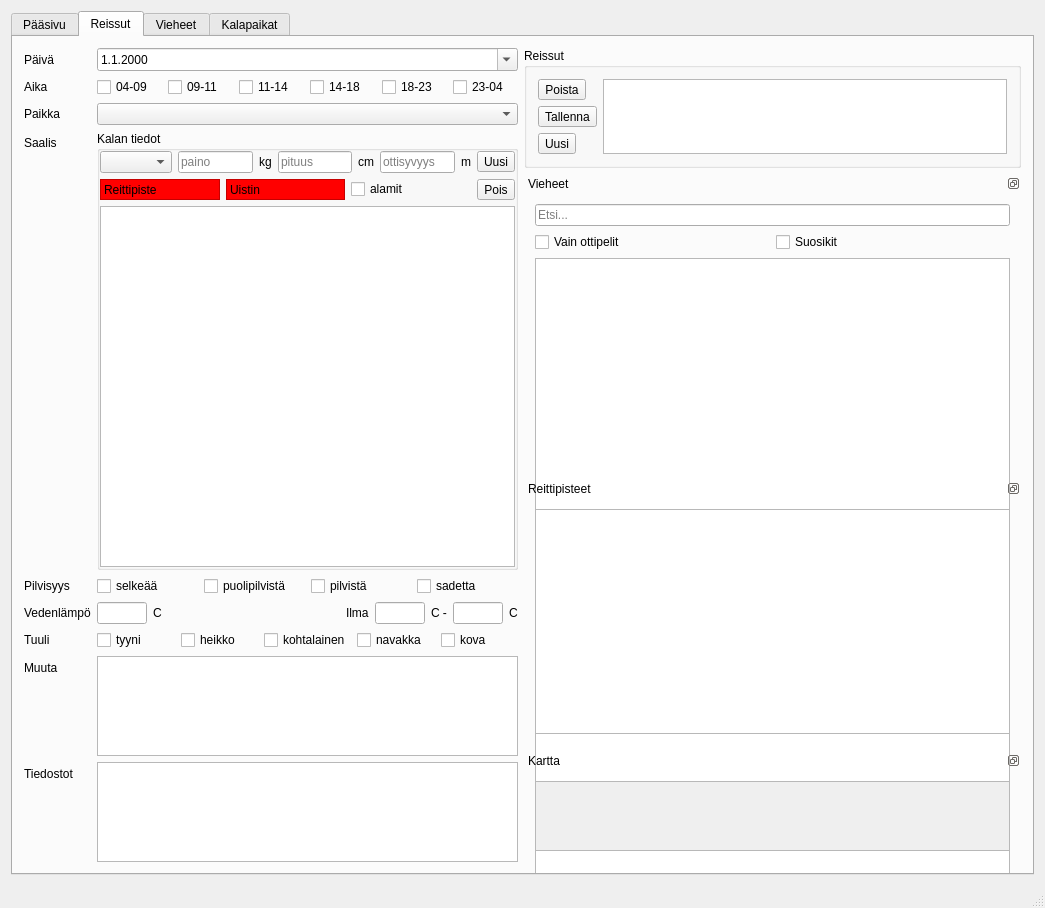
Qt form mainwindow.ui (samuliwritescode/uistelupaivakirja-desktop) before a commit.
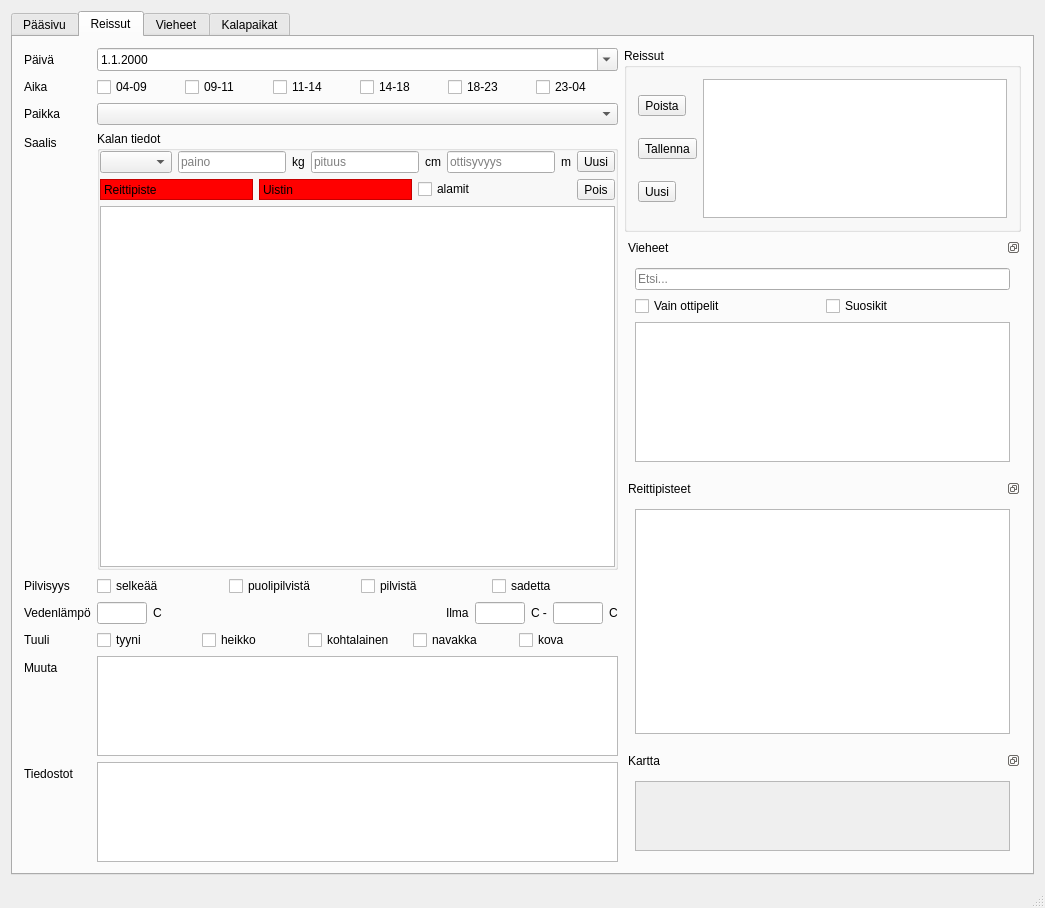
The same form after that commit. Icons and pictures are not drawn.

Commit message: -Vieheikkunan koko ei kovakoodattu

The edit to the form file:
```diff
--- a/mainwindow.ui
+++ b/mainwindow.ui
@@ -728,18 +728,6 @@
           </item>
           <item>
            <widget class="QDockWidget" name="lureDock">
-            <property name="sizePolicy">
-             <sizepolicy hsizetype="Fixed" vsizetype="Preferred">
-              <horstretch>0</horstretch>
-              <verstretch>0</verstretch>
-             </sizepolicy>
-            </property>
-            <property name="minimumSize">
-             <size>
-              <width>497</width>
-              <height>802</height>
-             </size>
-            </property>
             <property name="features">
              <set>QDockWidget::DockWidgetFloatable|QDockWidget::DockWidgetMovable</set>
             </property>
@@ -836,7 +824,7 @@
                   <rect>
                    <x>0</x>
                    <y>0</y>
-                   <width>454</width>
+                   <width>248</width>
                    <height>76</height>
                   </rect>
                  </property>
```
